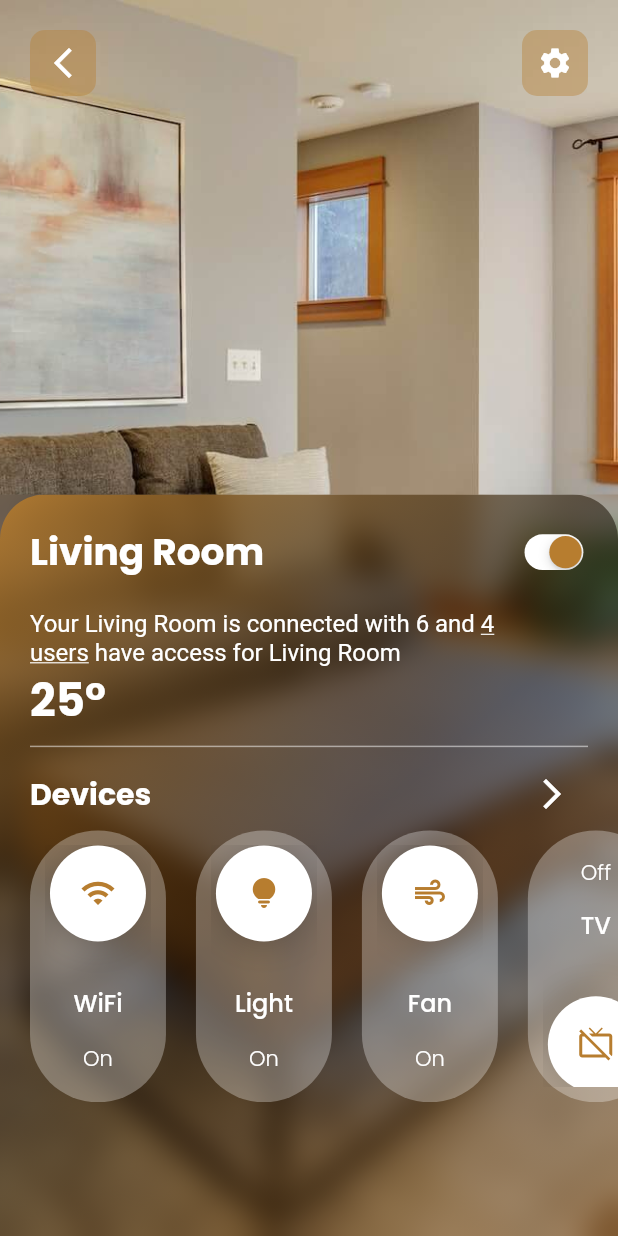
After one commit to shahbajjamil/Smart_home_flutter_ui, a Flutter app: the RoomControlScreen screen opened directly with sample values from the repository, on a phone screen of 412 x 824 dp. The commit adds this screen. Run offline on Flutter 3.47's test engine with Material 2 defaults, Android fonts, the phone set to English and light mode, and no system bars; network calls fail.

Commit message:
Smart home part 2

```diff
--- a/lib/screen/room_card.dart
+++ b/lib/screen/room_card.dart
@@ -1,6 +1,7 @@
 import 'package:flutter/material.dart';
 
 import 'package:smart_home_flutter_ui/model/smart_home_model.dart';
+import 'package:smart_home_flutter_ui/screen/room_control_screen.dart';
 
 import '../constants/app_colors.dart';
 
@@ -10,7 +11,14 @@ class RoomCard extends StatelessWidget {
   @override
   Widget build(BuildContext context) {
     final size = MediaQuery.of(context).size;
-    return Container(
+    return InkWell(
+      onTap: () {
+        Navigator.push(
+            context,
+            MaterialPageRoute(
+                builder: (context) => RoomControlScreen(roomData: roomData)));
+      },
+      child: Container(
         width: size.width * 0.35,
         height: size.height * 0.5,
         alignment: Alignment.center,
@@ -35,6 +43,7 @@ class RoomCard extends StatelessWidget {
             color: AppColor.white,
           ),
         ),
+      ),
     );
   }
 }
--- /dev/null
+++ b/lib/screen/room_control_screen.dart
@@ -0,0 +1,197 @@
+import 'package:flutter/cupertino.dart';
+import 'package:flutter/material.dart';
+import 'package:smart_home_flutter_ui/constants/app_colors.dart';
+import 'package:smart_home_flutter_ui/model/smart_home_model.dart';
+import 'package:smart_home_flutter_ui/screen/widgets/device_switch.dart';
+import 'package:smart_home_flutter_ui/screen/widgets/glass_morphism.dart';
+
+class RoomControlScreen extends StatefulWidget {
+  const RoomControlScreen({super.key, required this.roomData});
+  final SmartHomeModel roomData;
+
+  @override
+  State<RoomControlScreen> createState() => _RoomControlScreenState();
+}
+
+class _RoomControlScreenState extends State<RoomControlScreen> {
+  @override
+  Widget build(BuildContext context) {
+    final SmartHomeModel roomData = this.widget.roomData;
+    final Size size = MediaQuery.of(context).size;
+
+    return Scaffold(
+      body: Container(
+        decoration: BoxDecoration(
+          image: DecorationImage(
+              image: AssetImage(roomData.roomImage), fit: BoxFit.cover),
+        ),
+        child: Column(
+          mainAxisAlignment: MainAxisAlignment.spaceBetween,
+          children: [
+            SafeArea(
+              child: Padding(
+                padding: const EdgeInsets.all(20.0),
+                child: Row(
+                  mainAxisAlignment: MainAxisAlignment.spaceBetween,
+                  children: [
+                    InkWell(
+                      onTap: () {
+                        Navigator.pop(context);
+                      },
+                      child: Container(
+                        padding: const EdgeInsets.all(10),
+                        decoration: BoxDecoration(
+                          color: AppColor.fgColor.withOpacity(0.4),
+                          borderRadius: BorderRadius.circular(10),
+                        ),
+                        child: const Icon(
+                          Icons.arrow_back_ios_new,
+                          color: AppColor.white,
+                        ),
+                      ),
+                    ),
+                    Container(
+                      padding: const EdgeInsets.all(10),
+                      decoration: BoxDecoration(
+                        color: AppColor.fgColor.withOpacity(0.4),
+                        borderRadius: BorderRadius.circular(10),
+                      ),
+                      child: const Icon(
+                        Icons.settings,
+                        color: AppColor.white,
+                      ),
+                    ),
+                  ],
+                ),
+              ),
+            ),
+            bottomCard(size, roomData),
+          ],
+        ),
+      ),
+    );
+  }
+
+  Widget bottomCard(Size size, SmartHomeModel roomData) {
+    return GlassMorphism(
+      child: Container(
+        width: double.infinity,
+        height: size.height * 0.6,
+        // color: AppColor.white.withOpacity(0.5),
+        child: Column(
+          crossAxisAlignment: CrossAxisAlignment.start,
+          children: [
+            Padding(
+              padding: const EdgeInsets.all(20.0),
+              child: Row(
+                mainAxisAlignment: MainAxisAlignment.spaceBetween,
+                children: [
+                  Text(
+                    roomData.roomName,
+                    style: const TextStyle(
+                      color: AppColor.white,
+                      fontSize: 25,
+                      fontWeight: FontWeight.bold,
+                    ),
+                  ),
+                  SizedBox(
+                    height: 30,
+                    child: FittedBox(
+                      child: CupertinoSwitch(
+                        value: roomData.roomStatus,
+                        activeColor: AppColor.white,
+                        trackColor: AppColor.black.withOpacity(.3),
+                        thumbColor: AppColor.fgColor,
+                        onChanged: (value) {
+                          setState(() {
+                            roomData.roomStatus = value;
+                          });
+                        },
+                      ),
+                    ),
+                  )
+                ],
+              ),
+            ),
+            Padding(
+              padding: const EdgeInsets.only(left: 20, right: 60),
+              child: Text.rich(
+                TextSpan(
+                    text: 'Your ',
+                    style: const TextStyle(
+                      color: AppColor.white,
+                      fontSize: 16,
+                    ),
+                    children: [
+                      TextSpan(text: roomData.roomName),
+                      const TextSpan(text: ' is connected with '),
+                      TextSpan(text: roomData.devices!.length.toString()),
+                      const TextSpan(text: ' and '),
+                      TextSpan(
+                          text: '${roomData.userAccess} users',
+                          style: const TextStyle(
+                            decoration: TextDecoration.underline,
+                          )),
+                      const TextSpan(text: ' have access for '),
+                      TextSpan(text: roomData.roomName),
+                    ]),
+              ),
+            ),
+            Padding(
+              padding: const EdgeInsets.only(left: 20),
+              child: Text(
+                roomData.roomTemperature,
+                style: const TextStyle(
+                  fontSize: 30,
+                  color: AppColor.white,
+                  fontWeight: FontWeight.bold,
+                ),
+              ),
+            ),
+            Divider(
+              color: AppColor.white.withOpacity(0.5),
+              thickness: 1,
+              endIndent: 20,
+              indent: 20,
+            ),
+            Padding(
+              padding: const EdgeInsets.symmetric(horizontal: 20),
+              child: Row(
+                mainAxisAlignment: MainAxisAlignment.spaceBetween,
+                children: [
+                  const Text(
+                    'Devices',
+                    style: TextStyle(
+                      fontSize: 20,
+                      color: AppColor.white,
+                      fontWeight: FontWeight.bold,
+                    ),
+                  ),
+                  IconButton(
+                    onPressed: () {},
+                    icon: const Icon(Icons.arrow_forward_ios),
+                    color: AppColor.white,
+                  ),
+                ],
+              ),
+            ),
+            SizedBox(
+              height: size.height * 0.22,
+              child: ListView.builder(
+                itemCount: roomData.devices!.length + 2,
+                scrollDirection: Axis.horizontal,
+                itemBuilder: (context, index) {
+                  if (index == 0 || roomData.devices!.length + 1 == index) {
+                    return SizedBox(width: 10);
+                  }
+                  final data = roomData.devices![index - 1];
+                  return DeviceSwitch(data: data);
+                },
+              ),
+            )
+          ],
+        ),
+      ),
+    );
+  }
+}
--- /dev/null
+++ b/lib/screen/widgets/device_switch.dart
@@ -0,0 +1,112 @@
+import 'package:flutter/material.dart';
+import 'package:smart_home_flutter_ui/constants/app_colors.dart';
+import 'package:smart_home_flutter_ui/model/smart_home_model.dart';
+
+class DeviceSwitch extends StatefulWidget {
+  const DeviceSwitch({super.key, required this.data});
+  final DeviceInRoom data;
+  @override
+  State<DeviceSwitch> createState() => _DeviceSwitchState();
+}
+
+class _DeviceSwitchState extends State<DeviceSwitch> {
+  @override
+  Widget build(BuildContext context) {
+    final Size size = MediaQuery.of(context).size;
+    final DeviceInRoom data = this.widget.data;
+    final Duration _duration = Duration(milliseconds: 300);
+
+    return GestureDetector(
+      onTap: () {
+        setState(() {
+          data.deviceStatus = !data.deviceStatus;
+        });
+      },
+      child: Container(
+        width: size.width * 0.22,
+        margin: const EdgeInsets.symmetric(horizontal: 10),
+        padding: const EdgeInsets.all(10),
+        decoration: BoxDecoration(
+            color: AppColor.white.withOpacity(.3),
+            borderRadius: BorderRadius.circular(60)),
+        child: Stack(
+          alignment: Alignment.center,
+          children: [
+            AnimatedPositioned(
+              top: !data.deviceStatus ? 0 : -size.height * 0.22 / 2,
+              duration: _duration,
+              child: Column(
+                children: [
+                  _deviceStatus(data),
+                  _deviceName(size, data),
+                ],
+              ),
+            ),
+            AnimatedPositioned(
+              bottom: data.deviceStatus ? 0 : -size.height * 0.22 / 2,
+              duration: _duration,
+              child: Column(
+                children: [
+                  _deviceName(size, data),
+                  _deviceStatus(data),
+                ],
+              ),
+            ),
+            AnimatedPositioned(
+              top: data.deviceStatus ? 0 : (size.height * 0.22 / 2) + 10,
+              duration: _duration,
+              child: Container(
+                padding: const EdgeInsets.all(20),
+                decoration: BoxDecoration(
+                    color: AppColor.white,
+                    borderRadius: BorderRadius.circular(60),
+                    boxShadow: [
+                      BoxShadow(
+                        color: AppColor.black.withOpacity(.2),
+                        blurRadius: 20,
+                      ),
+                    ]),
+                child: Icon(
+                  data.deviceStatus ? data.iconOn : data.iconOff,
+                  color: AppColor.fgColor,
+                ),
+              ),
+            )
+          ],
+        ),
+      ),
+    );
+  }
+
+  Container _deviceName(Size size, DeviceInRoom data) {
+    return Container(
+      margin: const EdgeInsets.all(8.0),
+      width: size.width * 0.22 - 16,
+      child: Text(
+        data.deviceName,
+        textAlign: TextAlign.center,
+        maxLines: 2,
+        style: const TextStyle(
+          color: AppColor.white,
+          overflow: TextOverflow.ellipsis,
+          fontSize: 16,
+          fontWeight: FontWeight.w500,
+          height: 1.2,
+        ),
+      ),
+    );
+  }
+
+  Padding _deviceStatus(DeviceInRoom data) {
+    return Padding(
+      padding: const EdgeInsets.all(8.0),
+      child: Text(
+        data.deviceStatus ? "On" : "Off",
+        style: const TextStyle(
+          color: AppColor.white,
+          fontWeight: FontWeight.w300,
+        ),
+      ),
+    );
+  }
+}
--- /dev/null
+++ b/lib/screen/widgets/glass_morphism.dart
@@ -0,0 +1,33 @@
+import 'dart:ui';
+
+import 'package:flutter/material.dart';
+import 'package:smart_home_flutter_ui/constants/app_colors.dart';
+
+class GlassMorphism extends StatelessWidget {
+  const GlassMorphism({super.key, required this.child});
+  final Widget child;
+
+  @override
+  Widget build(BuildContext context) {
+    return ClipRRect(
+      child: BackdropFilter(
+        filter: ImageFilter.blur(sigmaX: 10, sigmaY: 10),
+        child: Container(
+          decoration: BoxDecoration(
+            gradient: LinearGradient(
+              colors: [
+                AppColor.fgColor.withOpacity(.9),
+                AppColor.black.withOpacity(.5),
+                AppColor.fgColor.withOpacity(.5),
+              ],
+              begin: AlignmentDirectional.topStart,
+              end: AlignmentDirectional.bottomEnd,
+            ),
+            borderRadius: const BorderRadius.vertical(top: Radius.circular(30)),
+          ),
+          child: child,
+        ),
+      ),
+    );
+  }
+}
```
Lines whose indentation alone changed are shown as unchanged.
